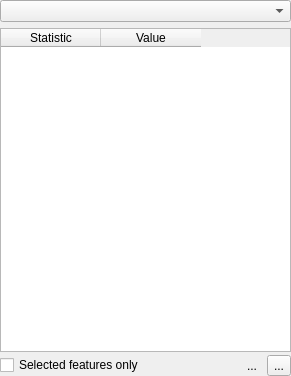
Old version of the form src/ui/qgsstatisticalsummarybase.ui in the repository qgis/QGIS.
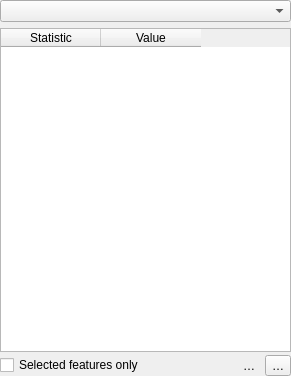
New version of the form. Icons and pictures are not drawn. Custom widgets are drawn as their Qt base class.

Diff of the .ui file:
```diff
--- a/src/ui/qgsstatisticalsummarybase.ui
+++ b/src/ui/qgsstatisticalsummarybase.ui
@@ -87,7 +87,7 @@
          <string>Recalculate Statistics</string>
         </property>
         <property name="text">
-         <string>...</string>
+         <string>…</string>
         </property>
         <property name="icon">
          <iconset resource="../../images/images.qrc">
@@ -101,7 +101,7 @@
       <item>
        <widget class="QToolButton" name="mOptionsToolButton">
         <property name="text">
-         <string>...</string>
+         <string>…</string>
         </property>
         <property name="popupMode">
          <enum>QToolButton::InstantPopup</enum>
```
